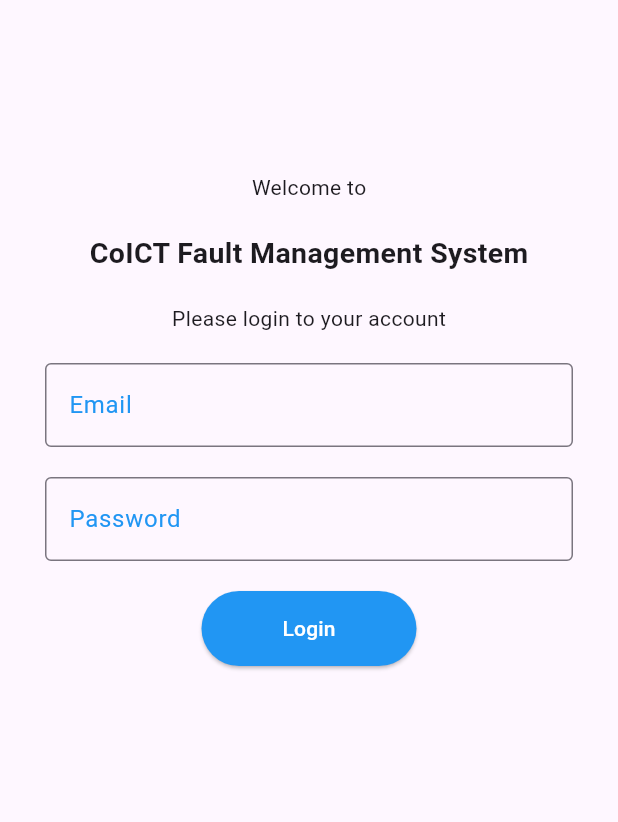
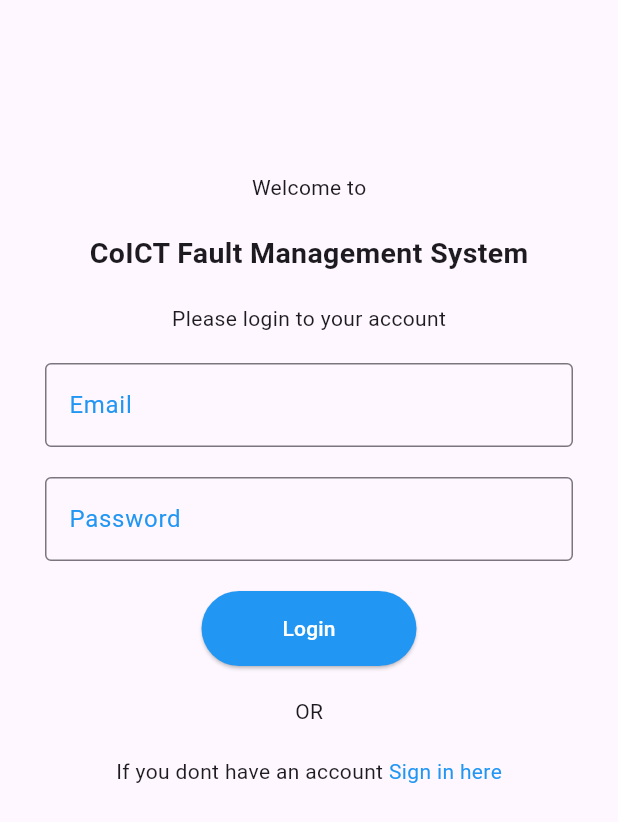
Before and after one commit to PatrickMamsery/hellena-fyp-app, a Flutter app: the screen it shows after launch, on a phone screen of 412 x 824 dp. Shown: the top 822 px of the screen. Run offline on Flutter 3.47's test engine with Material 3 defaults, Android fonts, the phone set to English and light mode, and no system bars; our stand-ins replace dio, get.

Commit message:
chore: signin page

```diff
--- a/lib/app/controllers/login_controller.dart
+++ b/lib/app/controllers/login_controller.dart
@@ -16,7 +16,11 @@ class LoginController extends GetxController {
   // get obj => this._obj.value;
   var email = TextEditingController().obs;
   var password = TextEditingController().obs;
-
+  var role = "".obs;
+  var roles = [
+    'Officer',
+    'Reporter',
+  ];
   @override
   void onInit() async {
     // TODO: implement onInit
@@ -27,6 +31,7 @@ class LoginController extends GetxController {
     var data = {
       "email": email.value.text,
       "password": password.value.text,
+      "role": role.value,
     };
 
     var apiClient = ApiClient(
--- a/lib/app/ui/auth/login.dart
+++ b/lib/app/ui/auth/login.dart
@@ -1,4 +1,5 @@
 import 'package:cpms_app/app/controllers/login_controller.dart';
+import 'package:cpms_app/app/ui/auth/register.dart';
 import 'package:cpms_app/app/ui/auth/widgets/profile.dart';
 import 'package:cpms_app/app/ui/maintanance/maintenance.dart';
 // import 'package:cpms_app/app/ui/maintanance/maintenance.dart';
@@ -59,7 +60,31 @@ class LoginPage extends GetView<LoginController> {
                                   "Login",
                                   style: TextStyle(color: Colors.white),
                                 ),
-                              ))
+                              )),
+                          sizedBox,
+                          Text("OR"),
+                          sizedBox,
+                          Row(
+                            mainAxisAlignment: MainAxisAlignment.center,
+                            crossAxisAlignment: CrossAxisAlignment.center,
+                            children: [
+                              Text("If you dont have an account"),
+                              InkWell(
+                                onTap: () {
+                                  // Replace with your navigation code
+                                  Navigator.push(
+                                    context,
+                                    MaterialPageRoute(
+                                        builder: (context) => RegisterPage()),
+                                  );
+                                },
+                                child: Text(
+                                  " Sign in here",
+                                  style: TextStyle(color: Colors.blue),
+                                ),
+                              )
+                            ],
+                          )
                         ],
                       ),
                     ),
```
Also changed, not shown: lib/app/controllers/sign_in_controller.dart (added, +46 -0 lines), lib/app/data/repository/sign_in_repository.dart (added, +27 -0 lines), lib/app/ui/auth/register.dart (added, +91 -0 lines).
